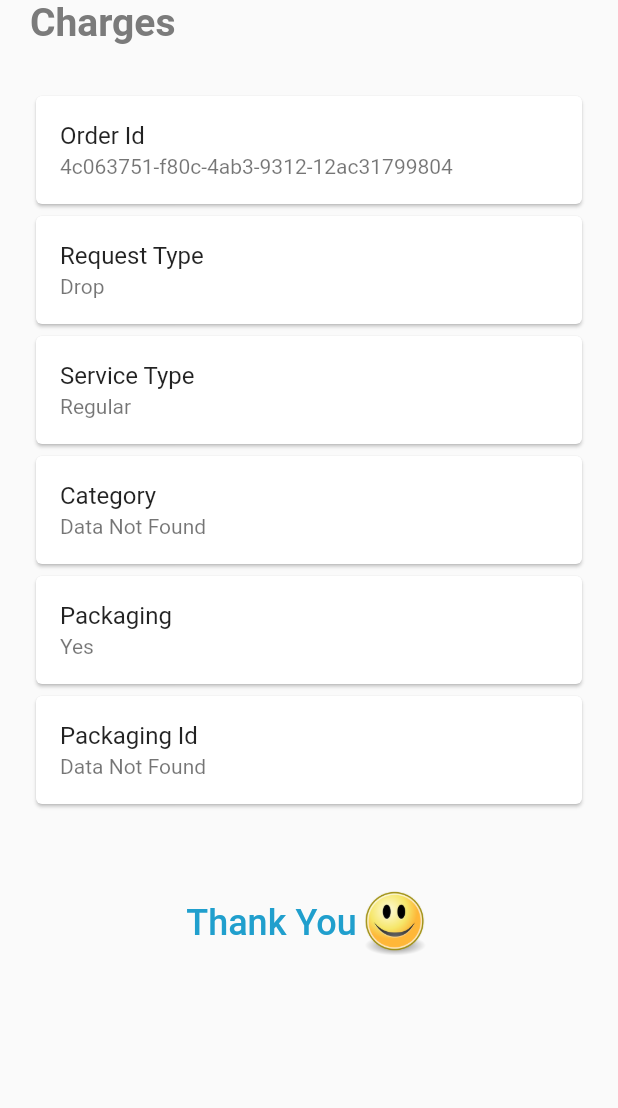
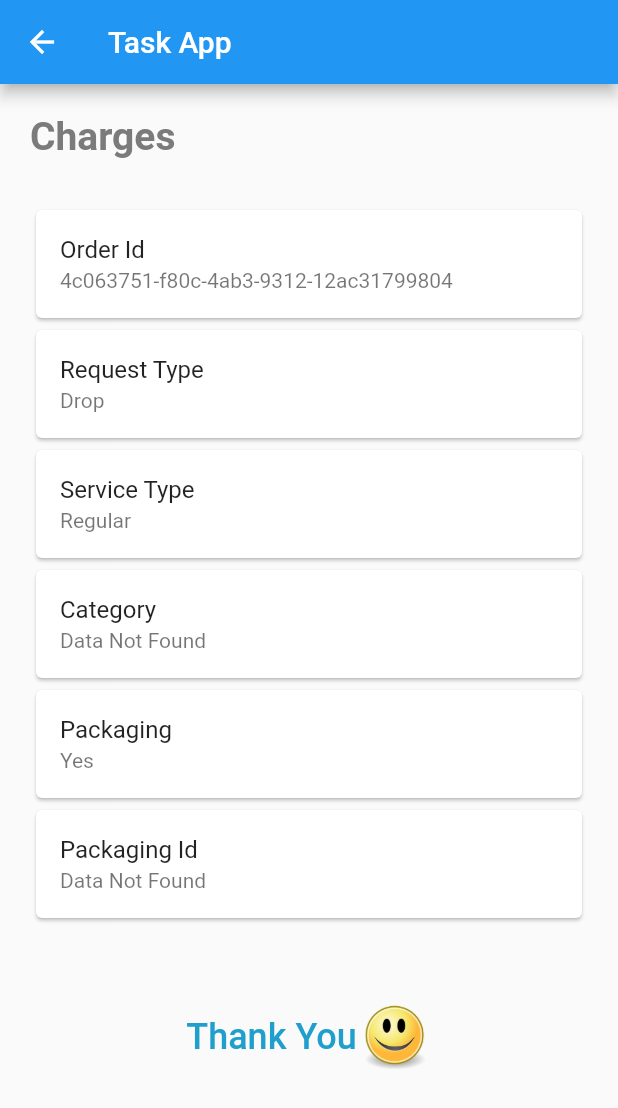
Before and after one commit to pinkyrima/task-app, a Flutter app: the ChargesScreen screen opened directly, on a phone screen of 412 x 824 dp. Shown: the top 1108 px of the screen. Run offline on Flutter 3.47's test engine with Material 2 defaults, Android fonts, the phone set to English and light mode, and no system bars; our stand-ins replace flutter_bloc, velocity_x.

Commit message:
Added appbar

```diff
--- a/lib/src/page/charges_screen.dart
+++ b/lib/src/page/charges_screen.dart
@@ -11,7 +11,11 @@ class ChargesScreen extends StatelessWidget {
 
   @override
   Widget build(BuildContext context) {
-    return Scaffold(body: BlocBuilder<TestCubit, List<TaskModel>>(
+    return Scaffold(
+        appBar: AppBar(
+          title: const Text('Task App'),
+        ),
+        body: BlocBuilder<TestCubit, List<TaskModel>>(
           builder: (context, state) {
             if (state.isEmpty) {
               return const Center(
@@ -22,6 +26,9 @@ class ChargesScreen extends StatelessWidget {
                 child: ListView(
                   padding: const EdgeInsets.symmetric(horizontal: 20),
                   children: [
+                    const SizedBox(
+                      height: 20,
+                    ),
                     Text(
                       'Charges',
                       style: KTextStyle.headline5.copyWith(color: KColor.grey),
@@ -46,15 +53,21 @@ class ChargesScreen extends StatelessWidget {
                             ''),
                     buildCard(
                         'Category',
-                    state[0].consignmentChargesRequestParams![0].categoryId ??
+                        state[0]
+                                .consignmentChargesRequestParams![0]
+                                .categoryId ??
                             'Data Not Found'),
                     buildCard(
                         'Packaging',
-                    state[0].consignmentChargesRequestParams![0].isPackaging ??
+                        state[0]
+                                .consignmentChargesRequestParams![0]
+                                .isPackaging ??
                             ''),
                     buildCard(
                         'Packaging Id',
-                    state[0].consignmentChargesRequestParams![0].packagingId ??
+                        state[0]
+                                .consignmentChargesRequestParams![0]
+                                .packagingId ??
                             'Data Not Found'),
                     const SizedBox(
                       height: 50,
@@ -64,8 +77,8 @@ class ChargesScreen extends StatelessWidget {
                       children: [
                         Text(
                           'Thank You',
-                      style:
-                          KTextStyle.headline6.copyWith(color: KColor.primary),
+                          style: KTextStyle.headline6
+                              .copyWith(color: KColor.primary),
                         ),
                         Image.asset(
                           'assets/images/smiley.png',
```
Lines whose indentation alone changed are shown as unchanged.
